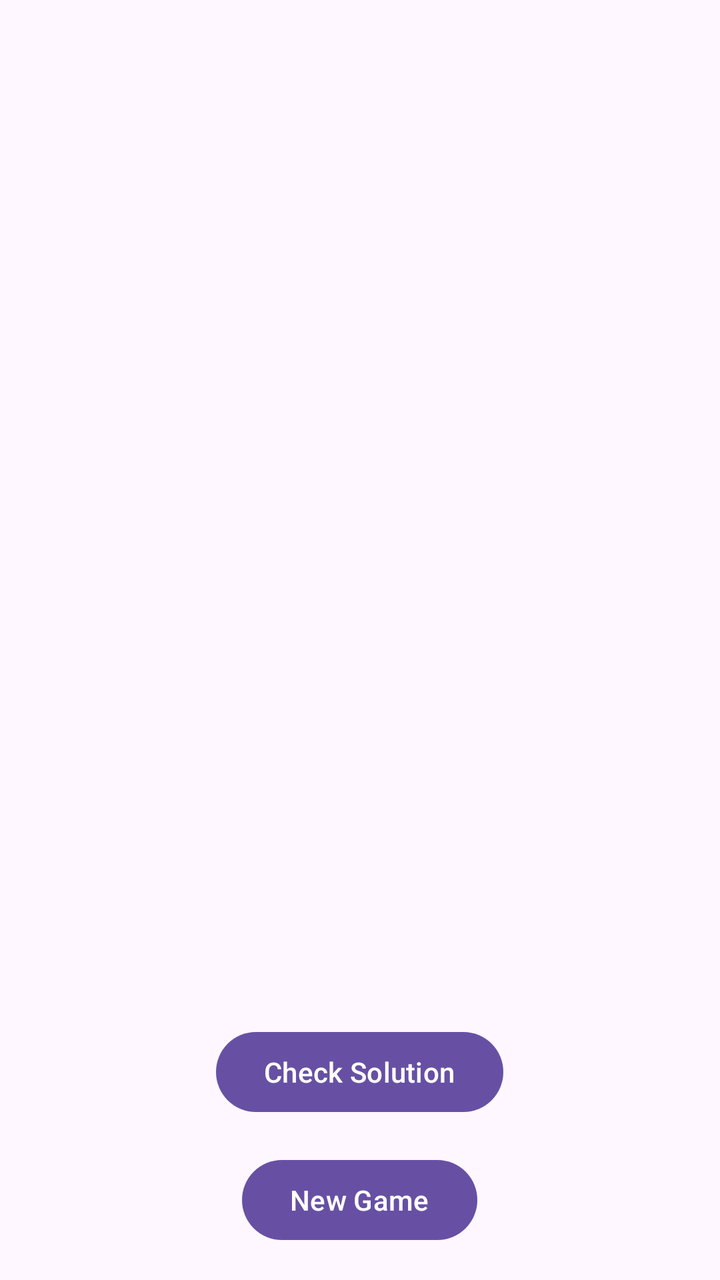
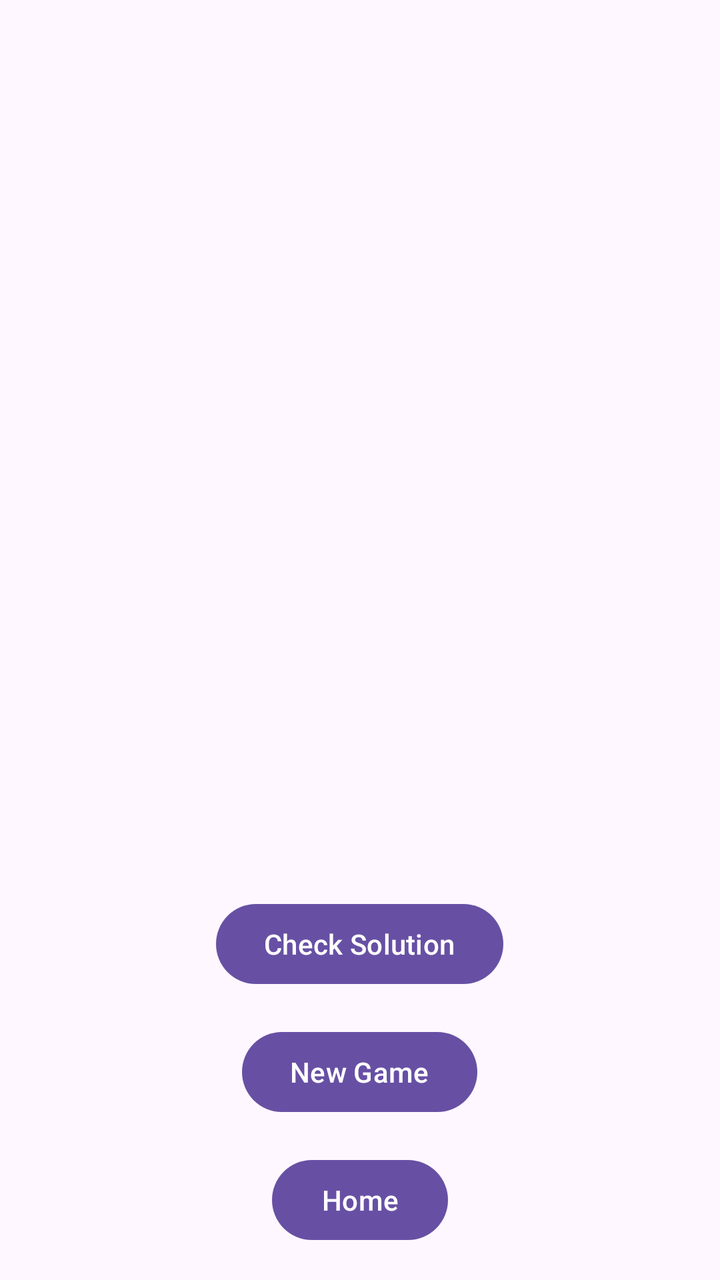

An Android layout rendered at two revisions. The XML below is the earlier revision; the diff shows what the commit changed to produce the second picture.
<!-- AndroidManifest.xml: application theme Theme.AppInterface1 -->
<!-- res/layout/activity_sudoku.xml -->
<LinearLayout xmlns:android="http://schemas.android.com/apk/res/android"
    android:layout_width="match_parent"
    android:layout_height="match_parent"
    android:orientation="vertical"
    android:padding="16dp"
    android:gravity="center">

    

    

    <GridLayout
        android:id="@+id/gridLayout"
        android:layout_width="271dp"
        android:layout_height="494dp"
        android:layout_gravity="center"
        android:layout_weight="1"
        android:columnCount="9"
        android:orientation="horizontal"
        android:padding="10dp"
        android:rowCount="9" />

    <Button
        android:id="@+id/btnCheckSolution"
        android:layout_width="wrap_content"
        android:layout_height="wrap_content"
        android:text="Check Solution"
        android:layout_marginTop="16dp"/>

    
    <Button
        android:id="@+id/btnNewGame"
        android:layout_width="wrap_content"
        android:layout_height="wrap_content"
        android:text="New Game"
        android:layout_marginTop="16dp"/>
</LinearLayout>
<!-- resources referenced by this layout -->
<resources>
  <style name="Theme.AppInterface1" parent="Base.Theme.AppInterface1" />
  <style name="Base.Theme.AppInterface1" parent="Theme.Material3.DayNight.NoActionBar">
          
          
      </style>
</resources>

<!-- the commit's change to res/layout/activity_sudoku.xml (unified diff, before → after) -->
@@ -11,8 +11,8 @@
 
     <GridLayout
         android:id="@+id/gridLayout"
-        android:layout_width="271dp"
-        android:layout_height="494dp"
+        android:layout_width="368dp"
+        android:layout_height="501dp"
         android:layout_gravity="center"
         android:layout_weight="1"
         android:columnCount="9"
@@ -34,4 +34,11 @@
         android:layout_height="wrap_content"
         android:text="New Game"
         android:layout_marginTop="16dp"/>
+
+    <Button
+        android:id="@+id/btnHome"
+        android:layout_width="wrap_content"
+        android:layout_height="wrap_content"
+        android:text="Home"
+        android:layout_marginTop="16dp"/>
 </LinearLayout>
